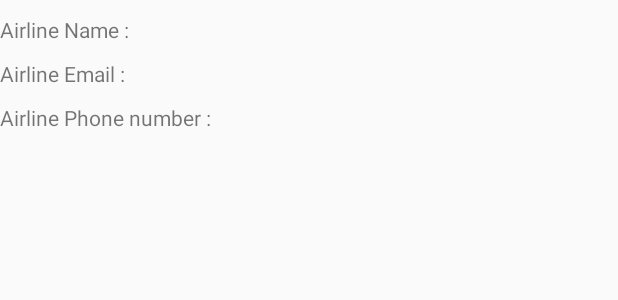
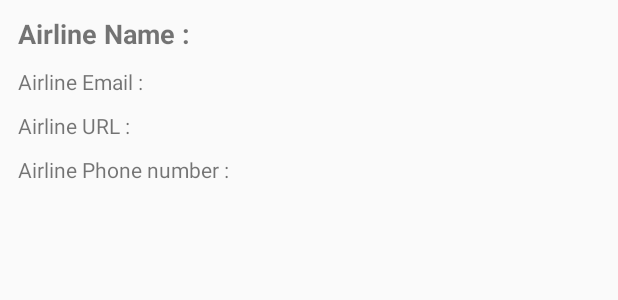
Before and after one commit to akshay-sarkar/SuitcaseManager, an Android app: the layout airline_list_layout.xml on its own in the app's theme, with its tools: preview values and no code run, on a phone screen of 412 x 824 dp. Shown: the top 300 px of the screen. Run offline under Robolectric (Android 15) with nearby library versions, the phone set to English and light mode, and no system bars.

Commit message:
Airline UI Adpater Added.
Make Call ; Open Browser Right from App.

```diff
--- a/app/src/main/java/edu/uta/cse5320/dao/TripAdapter.java
+++ b/app/src/main/java/edu/uta/cse5320/dao/TripAdapter.java
@@ -25,7 +25,8 @@ public class TripAdapter extends ArrayAdapter<TripData> {
     private int mViewResourceId;
     private Context context;
 
-    public TripAdapter(Context context, int textViewResourceId, ArrayList<TripData> tripData) {
+    public TripAdapter(Context context, int textViewResourceId,
+                       ArrayList<TripData> tripData) {
         super(context, textViewResourceId, tripData);
         this.context = context;
         this.tripDatas = tripData;
--- a/app/src/main/java/edu/uta/cse5320/util/ApplicationConstant.java
+++ b/app/src/main/java/edu/uta/cse5320/util/ApplicationConstant.java
@@ -7,4 +7,5 @@ package edu.uta.cse5320.util;
 public class ApplicationConstant {
     public static String root_prop = "test";
     public static String root_trip_prop = "Trips";
+    public static String airline_prop = "Airlines";
 }
--- a/app/src/main/res/layout/airline_list_layout.xml
+++ b/app/src/main/res/layout/airline_list_layout.xml
@@ -4,49 +4,76 @@
     android:layout_height="match_parent">
 
     <TextView
-        android:id="@+id/countrylabel"
+        android:id="@+id/airlineNameLabel"
         android:layout_width="wrap_content"
         android:layout_height="wrap_content"
         android:text="Airline Name : "
+        android:textSize="18sp"
+        android:textStyle="bold"
+        android:layout_alignBaseline="@+id/airlineName"
+        android:layout_alignBottom="@+id/airlineName"
         android:layout_alignParentStart="true"
+        android:layout_marginStart="12dp" />
+
+    <TextView
+        android:id="@+id/airlineName"
+        android:layout_width="wrap_content"
+        android:layout_height="wrap_content"
+        android:layout_marginTop="10dp"
+        android:layout_toRightOf="@+id/airlineNameLabel"
+        android:textSize="18sp"
+        android:textStyle="bold" />
+
+    <TextView
+        android:id="@+id/airlineEmailLabel"
+        android:layout_width="wrap_content"
+        android:layout_height="wrap_content"
+        android:text="Airline Email : "
+        android:layout_alignBaseline="@+id/airlineEmail"
+        android:layout_alignBottom="@+id/airlineEmail"
+        android:layout_alignStart="@+id/airlineNameLabel" />
+
+
+    <TextView
+        android:id="@+id/airlineEmail"
+        android:layout_width="wrap_content"
+        android:layout_height="wrap_content"
+        android:layout_below="@+id/airlineName"
+        android:layout_toRightOf="@+id/airlineEmailLabel"
         android:layout_marginTop="10dp"/>
 
     <TextView
-        android:id="@+id/country"
+    android:id="@+id/airlineURLLabel"
+    android:layout_width="wrap_content"
+    android:layout_height="wrap_content"
+    android:text="Airline URL : "
+        android:layout_alignBaseline="@+id/airlineURL"
+        android:layout_alignBottom="@+id/airlineURL"
+        android:layout_alignStart="@+id/airlineEmailLabel" />
+
+    <TextView
+        android:id="@+id/airlineURL"
         android:layout_width="wrap_content"
         android:layout_height="wrap_content"
-        android:layout_toRightOf="@+id/countrylabel"
+        android:layout_toRightOf="@+id/airlineURLLabel"
+        android:layout_below="@+id/airlineEmail"
         android:layout_marginTop="10dp"/>
 
     <TextView
-        android:id="@+id/populationlabel"
-        android:layout_width="wrap_content"
-        android:layout_height="wrap_content"
-        android:text="Airline Email : "
-        android:layout_below="@+id/countrylabel"
-        android:layout_marginTop="10dp" />
-
-
-    <TextView
-        android:id="@+id/population"
-        android:layout_width="wrap_content"
-        android:layout_height="wrap_content"
-        android:layout_below="@+id/country"
-        android:layout_toRightOf="@+id/populationlabel" />
-
-    <TextView
-        android:id="@+id/ranklabel"
+        android:id="@+id/airlinePhoneLabel"
         android:layout_width="wrap_content"
         android:layout_height="wrap_content"
         android:text="Airline Phone number : "
-        android:layout_below="@+id/populationlabel"
-        android:layout_marginTop="10dp" />
+        android:layout_alignBaseline="@+id/airlinePhone"
+        android:layout_alignBottom="@+id/airlinePhone"
+        android:layout_alignStart="@+id/airlineURLLabel" />
 
     <TextView
-        android:id="@+id/rank"
+        android:id="@+id/airlinePhone"
         android:layout_width="wrap_content"
         android:layout_height="wrap_content"
-        android:layout_toRightOf="@+id/ranklabel"
-        android:layout_below="@+id/population"/>
+        android:layout_toRightOf="@+id/airlinePhoneLabel"
+        android:layout_below="@+id/airlineURLLabel"
+        android:layout_marginTop="10dp"/>
 
 </RelativeLayout>
```
Also changed, not shown: app/src/main/java/edu/uta/cse5320/AirlineAdapter.java (deleted, +0 -128 lines), app/src/main/java/edu/uta/cse5320/dao/AirlineAdapter.java (added, +191 -0 lines), app/src/main/java/edu/uta/cse5320/suitcasemanager/AirlineActivity.java (+123 -17 lines), app/src/main/suitcasemanager-e6d35-Airlines-export.json (added, +32 -0 lines).
